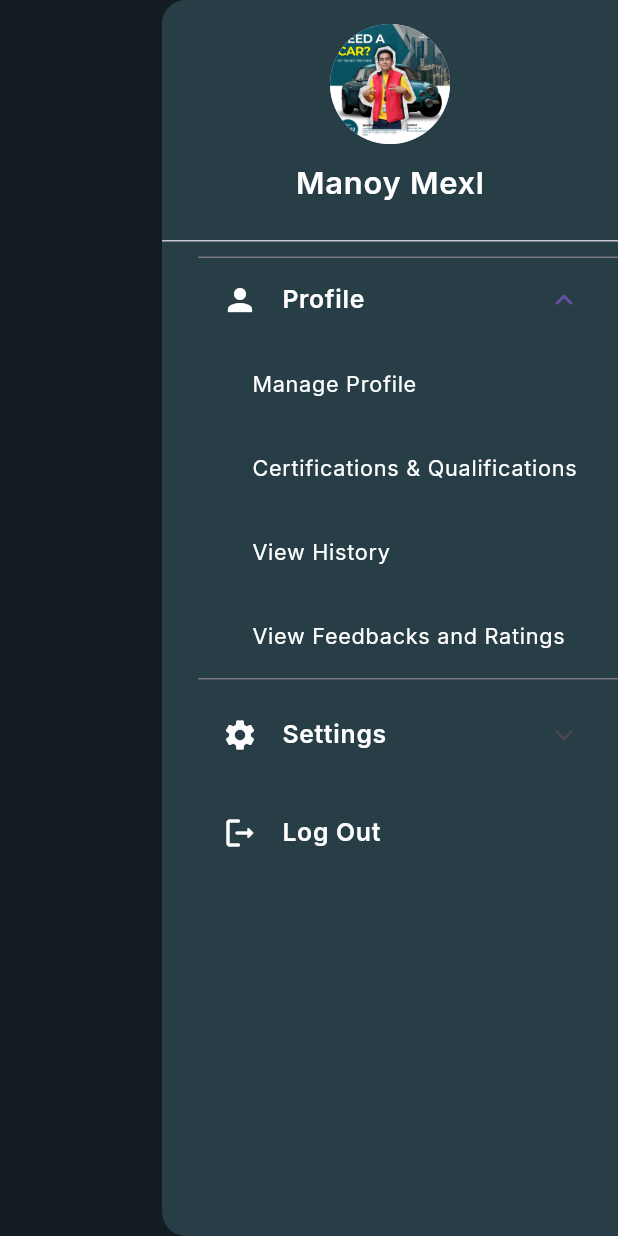
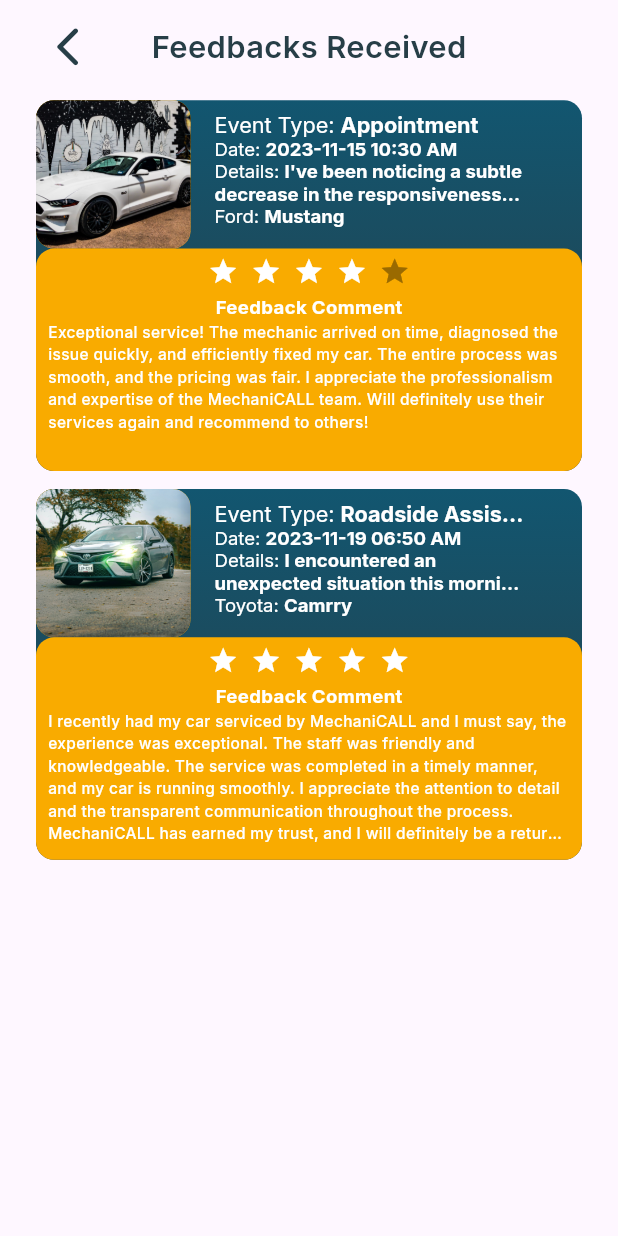
Before and after one commit to harleymamalias/mechanicall_app, a Flutter app: the screen it shows after launch, after a tap on the "menu" icon, after a tap on "Profile", after a tap on "View Feedbacks and Ratings", on a phone screen of 412 x 824 dp. Run offline on Flutter 3.47's test engine with Material 2 defaults, Android fonts, the phone set to English and light mode, and no system bars; drawn by our look-alikes of flutter_rating_bar; our stand-ins replace google_fonts.

Commit message:
Finished all sidebar things for service provider

```diff
--- a/lib/sidebar/car-owner_history.dart
+++ b/lib/sidebar/car-owner_history.dart
@@ -57,20 +57,20 @@ class CarOwnerHistoryPage extends StatelessWidget {
                   children: [
                     TransactionCard(
                       eventType: 'Appointment',
-                      date: '2022-11-15 10:30 AM',
+                      date: '2023-11-15 10:30 AM',
                       serviceDetails:
                           "I've been noticing a subtle decrease in the responsiveness of my car's brakes, and it feels like they're not gripping as effectively as before. For safety reasons, I'd like a comprehensive check and repair for the braking system. Additionally, as a responsible car owner, I'm keen on learning about the routine monthly maintenance tasks I should perform to keep my car in optimal condition. Your guidance on this matter would be greatly appreciated. Looking forward to your expertise in ensuring my vehicle's safety and longevity.",
-                      serviceProviderName: 'AA Daisuc',
+                      serviceProviderName: 'Manoy Mexl',
                       vehicleImage: 'assets/images/mustang.jpg',
                       vehicleMake: 'Ford',
                       vehicleModel: 'Mustang',
                     ),
                     TransactionCard(
                       eventType: 'Roadside Assistance',
-                      date: '2022-11-15 10:30 AM',
+                      date: '2023-11-15 10:30 AM',
                       serviceDetails:
                           "I found myself stranded on the roadside today due to a flat tire. It seems the tire has worn out over time, and unfortunately, I wasn't able to replace it myself. I'm in need of urgent assistance to either repair or replace the tire. Additionally, if you could check the battery, as I suspect it might have run out, it would be greatly appreciated. Your prompt support in resolving these issues and getting me back on the road safely would mean a lot. Thank you in advance for your assistance.",
-                      serviceProviderName: 'Manoy Mexl',
+                      serviceProviderName: 'AA Daisuc',
                       vehicleImage: 'assets/images/civic.jpg',
                       vehicleMake: 'Honda',
                       vehicleModel: 'Civic',
--- a/lib/sidebar/car-owner_vehicles.dart
+++ b/lib/sidebar/car-owner_vehicles.dart
@@ -2,7 +2,7 @@ import 'package:flutter/material.dart';
 import '../app_styles.dart';
 import '../size_config.dart';
 import '../sidebar/vehicle_card.dart';
-import 'package:file_picker/file_picker.dart';
+// import 'package:file_picker/file_picker.dart';
 
 class OwnedVehiclesPage extends StatelessWidget {
   @override
--- a/lib/sidebar/service-provider_feedback.dart
+++ b/lib/sidebar/service-provider_feedback.dart
@@ -0,0 +1,95 @@
+import 'package:flutter/material.dart';
+import '../app_styles.dart';
+import '../size_config.dart';
+import 'service-provider_feedback_card.dart';
+
+class ServiceProviderFeedbacksPage extends StatelessWidget {
+  const ServiceProviderFeedbacksPage({super.key});
+
+  @override
+  Widget build(BuildContext context) {
+    return Container(
+      color: Colors.white,
+      child: SafeArea(
+        child: Scaffold(
+          body: Column(
+            children: [
+              Row(
+                mainAxisAlignment: MainAxisAlignment.spaceBetween,
+                crossAxisAlignment: CrossAxisAlignment.center,
+                children: [
+                  Container(
+                    width: SizeConfig.blockSizeHorizontal! * 22,
+                    height: SizeConfig.blockSizeVertical! * 7.5,
+                    child: GestureDetector(
+                      onTap: () {
+                        Navigator.pop(context);
+                      },
+                      child: Align(
+                        alignment: Alignment.center,
+                        child: Icon(
+                          Icons.arrow_back_ios_new_rounded,
+                          size: SizeConfig.blockSizeHorizontal! * 7.5,
+                          color: tCharcoal,
+                        ),
+                      ),
+                    ),
+                  ),
+                  Center(
+                    child: Text(
+                      'Feedbacks Received',
+                      style: tInterRegular.copyWith(
+                        fontWeight: FontWeight.w600,
+                        color: tCharcoal,
+                        fontSize: SizeConfig.blockSizeHorizontal! * 5,
+                      ),
+                    ),
+                  ),
+                  Container(
+                    width: SizeConfig.blockSizeHorizontal! * 22,
+                    height: SizeConfig.blockSizeVertical! * 7.5,
+                  ),
+                ],
+              ),
+              SizedBox(
+                height: 5,
+              ),
+              Expanded(
+                child: ListView(
+                  children: [
+                    ServiceProviderFeedbackCard(
+                      eventType: 'Appointment',
+                      date: '2023-11-15 10:30 AM',
+                      serviceDetails:
+                          "I've been noticing a subtle decrease in the responsiveness of my car's brakes, and it feels like they're not gripping as effectively as before. For safety reasons, I'd like a comprehensive check and repair for the braking system. Additionally, as a responsible car owner, I'm keen on learning about the routine monthly maintenance tasks I should perform to keep my car in optimal condition. Your guidance on this matter would be greatly appreciated. Looking forward to your expertise in ensuring my vehicle's safety and longevity.",
+                      serviceProviderName: 'Manoy Mexl',
+                      vehicleImage: 'assets/images/mustang.jpg',
+                      vehicleMake: 'Ford',
+                      vehicleModel: 'Mustang',
+                      rating: 4,
+                      feedback:
+                          "Exceptional service! The mechanic arrived on time, diagnosed the issue quickly, and efficiently fixed my car. The entire process was smooth, and the pricing was fair. I appreciate the professionalism and expertise of the MechaniCALL team. Will definitely use their services again and recommend to others!",
+                    ),
+                    ServiceProviderFeedbackCard(
+                      eventType: 'Roadside Assistance',
+                      date: '2023-11-19 06:50 AM',
+                      serviceDetails:
+                          "I encountered an unexpected situation this morning as my car's battery suddenly died, leaving me stranded. The dashboard indicated that the battery is depleted. I've tried jump-starting it, but it doesn't seem to work. In addition, my front right tire appears to have lost air, and it might need either a quick repair or replacement. I would greatly appreciate your urgent assistance in jump-starting the car and addressing the tire issue. Your prompt response will be a lifesaver. Thank you so much for your help!",
+                      serviceProviderName: 'Manoy Mexl',
+                      vehicleImage: 'assets/images/camry.jpg',
+                      vehicleMake: 'Toyota',
+                      vehicleModel: 'Camrry',
+                      rating: 5,
+                      feedback:
+                          "I recently had my car serviced by MechaniCALL and I must say, the experience was exceptional. The staff was friendly and knowledgeable. The service was completed in a timely manner, and my car is running smoothly. I appreciate the attention to detail and the transparent communication throughout the process. MechaniCALL has earned my trust, and I will definitely be a returning customer. Highly recommended!",
+                    ),
+                  ],
+                ),
+              ),
+            ],
+          ),
+        ),
+      ),
+    );
+  }
+}
--- /dev/null
+++ b/lib/sidebar/service-provider_feedback_card.dart
@@ -0,0 +1,266 @@
+import 'package:flutter/material.dart';
+import 'package:flutter_rating_bar/flutter_rating_bar.dart';
+import '../app_styles.dart';
+import '../size_config.dart';
+
+class ServiceProviderFeedbackCard extends StatelessWidget {
+  final String eventType;
+  final String date;
+  final String serviceDetails;
+  final String serviceProviderName;
+  final String vehicleImage;
+  final String vehicleMake;
+  final String vehicleModel;
+  final double rating;
+  final String feedback;
+
+  ServiceProviderFeedbackCard({
+    required this.eventType,
+    required this.date,
+    required this.serviceDetails,
+    required this.serviceProviderName,
+    required this.vehicleImage,
+    required this.vehicleMake,
+    required this.vehicleModel,
+    required this.rating,
+    required this.feedback,
+  });
+
+  @override
+  Widget build(BuildContext context) {
+    return Padding(
+      padding: const EdgeInsets.fromLTRB(24, 0, 24, 12),
+      child: Container(
+        height: SizeConfig.blockSizeVertical! * 30,
+        decoration: BoxDecoration(
+          gradient: LinearGradient(
+            begin: Alignment.bottomCenter,
+            end: Alignment.topCenter,
+            colors: [tCharcoal, Color(0xff125670)],
+          ),
+          borderRadius: BorderRadius.circular(12),
+        ),
+        child: GestureDetector(
+          onTap: () {
+            // Navigator.push(
+            //   context,
+            //   MaterialPageRoute(
+            //     builder: (context) => transactionDetails(
+            //       eventType: eventType,
+            //       date: date,
+            //       serviceDetails: serviceDetails,
+            //       serviceProviderName: serviceProviderName,
+            //       vehicleImage: vehicleImage,
+            //       vehicleMake: vehicleMake,
+            //       vehicleModel: vehicleModel,
+            //     ),
+            //   ),
+            // );
+          },
+          child: Column(
+            children: [
+              Container(
+                height: SizeConfig.blockSizeVertical! * 12,
+                child: Row(
+                  children: [
+                    Container(
+                      width: SizeConfig.blockSizeHorizontal! * 25,
+                      height: SizeConfig.blockSizeVertical! * 25,
+                      decoration: BoxDecoration(
+                        color: tOrange,
+                        borderRadius: BorderRadius.circular(12),
+                        image: DecorationImage(
+                          image: AssetImage(vehicleImage),
+                          fit: BoxFit.cover,
+                        ),
+                      ),
+                    ),
+                    Padding(
+                      padding: const EdgeInsets.all(8.0),
+                      child: Column(
+                        mainAxisAlignment: MainAxisAlignment.start,
+                        crossAxisAlignment: CrossAxisAlignment.start,
+                        children: [
+                          Padding(
+                            padding: const EdgeInsets.fromLTRB(8, 0, 8, 0),
+                            child: Container(
+                              width: SizeConfig.blockSizeHorizontal! * 50,
+                              child: RichText(
+                                maxLines: 1,
+                                overflow: TextOverflow.ellipsis,
+                                text: TextSpan(
+                                  text: 'Event Type: ',
+                                  style: tInterRegular.copyWith(
+                                    color: tWhite,
+                                    fontSize:
+                                        SizeConfig.blockSizeHorizontal! * 3.5,
+                                  ),
+                                  children: <TextSpan>[
+                                    TextSpan(
+                                      text: eventType,
+                                      style: tInterBold.copyWith(
+                                        color: tWhite,
+                                        fontSize:
+                                            SizeConfig.blockSizeHorizontal! *
+                                                3.5,
+                                      ),
+                                    ),
+                                  ],
+                                ),
+                              ),
+                            ),
+                          ),
+                          Padding(
+                            padding: const EdgeInsets.fromLTRB(8, 0, 8, 0),
+                            child: Container(
+                              width: SizeConfig.blockSizeHorizontal! * 50,
+                              child: RichText(
+                                maxLines: 2,
+                                overflow: TextOverflow.ellipsis,
+                                text: TextSpan(
+                                  text: 'Date: ',
+                                  style: tInterRegular.copyWith(
+                                    color: tWhite,
+                                    fontSize:
+                                        SizeConfig.blockSizeHorizontal! * 3,
+                                  ),
+                                  children: <TextSpan>[
+                                    TextSpan(
+                                      text: date,
+                                      style: tInterBold.copyWith(
+                                        color: tWhite,
+                                        fontSize:
+                                            SizeConfig.blockSizeHorizontal! * 3,
+                                      ),
+                                    ),
+                                  ],
+                                ),
+                              ),
+                            ),
+                          ),
+                          Padding(
+                            padding: const EdgeInsets.fromLTRB(8, 0, 8, 0),
+                            child: Container(
+                              width: SizeConfig.blockSizeHorizontal! * 50,
+                              child: RichText(
+                                maxLines: 2,
+                                overflow: TextOverflow.ellipsis,
+                                text: TextSpan(
+                                  text: 'Details: ',
+                                  style: tInterRegular.copyWith(
+                                    color: tWhite,
+                                    fontSize:
+                                        SizeConfig.blockSizeHorizontal! * 3,
+                                  ),
+                                  children: <TextSpan>[
+                                    TextSpan(
+                                      text: serviceDetails,
+                                      style: tInterBold.copyWith(
+                                        color: tWhite,
+                                        fontSize:
+                                            SizeConfig.blockSizeHorizontal! * 3,
+                                      ),
+                                    ),
+                                  ],
+                                ),
+                              ),
+                            ),
+                          ),
+                          Padding(
+                            padding: const EdgeInsets.fromLTRB(8, 0, 8, 0),
+                            child: Container(
+                              width: SizeConfig.blockSizeHorizontal! * 50,
+                              child: RichText(
+                                maxLines: 1,
+                                overflow: TextOverflow.ellipsis,
+                                text: TextSpan(
+                                  text: '$vehicleMake: ',
+                                  style: tInterRegular.copyWith(
+                                    color: tWhite,
+                                    fontSize:
+                                        SizeConfig.blockSizeHorizontal! * 3,
+                                  ),
+                                  children: <TextSpan>[
+                                    TextSpan(
+                                      text: vehicleModel,
+                                      style: tInterBold.copyWith(
+                                        color: tWhite,
+                                        fontSize:
+                                            SizeConfig.blockSizeHorizontal! * 3,
+                                      ),
+                                    ),
+                                  ],
+                                ),
+                              ),
+                            ),
+                          ),
+                        ],
+                      ),
+                    ),
+                  ],
+                ),
+              ),
+              Expanded(
+                child: Container(
+                  decoration: BoxDecoration(
+                    color: tOrange,
+                    borderRadius: BorderRadius.only(
+                      topLeft: Radius.circular(12.0),
+                      topRight: Radius.circular(12.0),
+                      bottomLeft: Radius.circular(12.0),
+                      bottomRight: Radius.circular(12.0),
+                    ),
+                  ),
+                  child: Column(
+                    children: [
+                      SizedBox(
+                        height: 5,
+                      ),
+                      RatingBar.builder(
+                        initialRating: rating,
+                        minRating: 1,
+                        direction: Axis.horizontal,
+                        allowHalfRating: true,
+                        itemCount: 5,
+                        itemSize: SizeConfig.blockSizeHorizontal! * 5,
+                        itemPadding: EdgeInsets.symmetric(horizontal: 4.0),
+                        itemBuilder: (context, _) => Icon(
+                          Icons.star,
+                          color: Colors.white,
+                        ),
+                        ignoreGestures: true,
+                        onRatingUpdate: (rating) {
+                          print(rating);
+                        },
+                      ),
+                      SizedBox(
+                        height: 5,
+                      ),
+                      Text(
+                        "Feedback Comment",
+                        style: tInterBold.copyWith(
+                            color: tWhite,
+                            fontSize: SizeConfig.blockSizeHorizontal! * 3),
+                      ),
+                      Padding(
+                        padding: const EdgeInsets.fromLTRB(8, 0, 8, 0),
+                        child: Text(
+                          feedback,
+                          style: tInterMedium.copyWith(
+                              color: tWhite,
+                              fontSize: SizeConfig.blockSizeHorizontal! * 2.5),
+                          maxLines: 6,
+                          overflow: TextOverflow.ellipsis,
+                        ),
+                      ),
+                    ],
+                  ),
+                ),
+              ),
+            ],
+          ),
+        ),
+      ),
+    );
+  }
+}
--- a/lib/sidebar/service-provider_sidebar_card.dart
+++ b/lib/sidebar/service-provider_sidebar_card.dart
@@ -5,6 +5,7 @@ import '../sidebar/privacy-statement.dart';
 import '../sidebar/report_issue.dart';
 import '../sidebar/car-owner_d_backup.dart';
 import 'service-provider_certifications_page.dart';
+import 'service-provider_feedback.dart';
 import 'service-provider_history.dart';
 import 'service-provider_profile.dart';
 
@@ -129,11 +130,12 @@ class ServiceProviderSidebar extends StatelessWidget {
                       ),
                     ),
                     onTap: () {
-                      // Navigator.push(
-                      //   context,
-                      //   MaterialPageRoute(
-                      //       builder: (context) => ServiceProviderFeedback()),
-                      // );
+                      Navigator.push(
+                        context,
+                        MaterialPageRoute(
+                            builder: (context) =>
+                                ServiceProviderFeedbacksPage()),
+                      );
                     },
                   ),
                 ),
```
